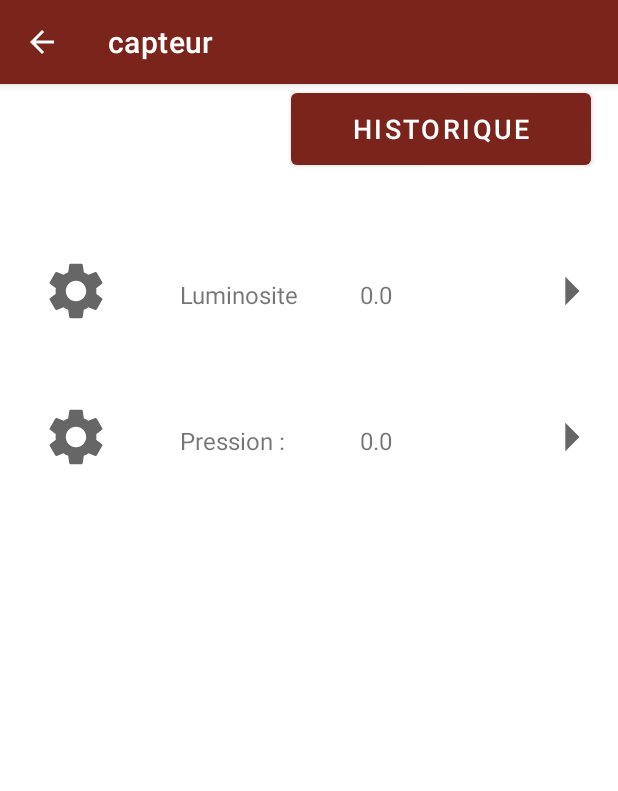
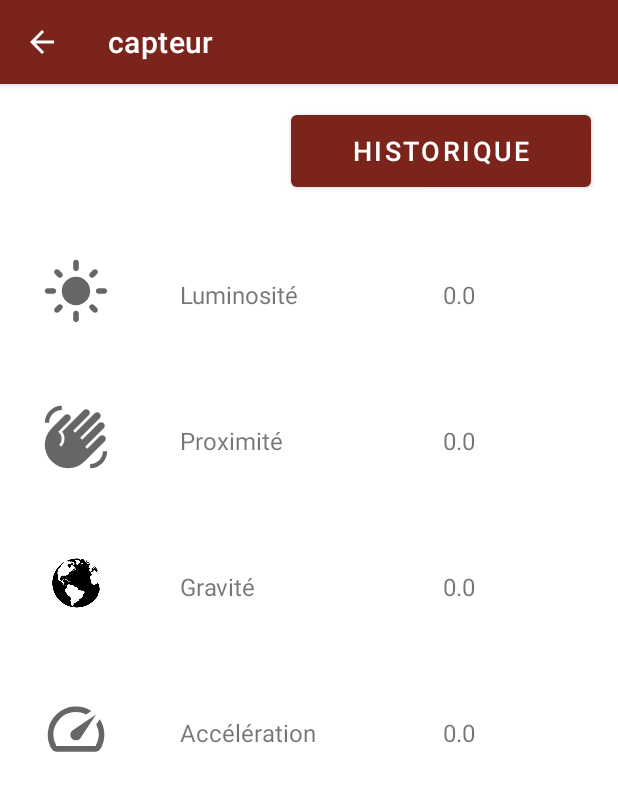
Before and after one commit to Polozeed/androidESEO, an Android app: the SensorActivity screen opened directly, with no data from a screen before it, on a phone screen of 412 x 824 dp. Shown: the top 791 px of the screen. Run offline under Robolectric (Android 15) with nearby library versions, the phone set to English and light mode, and no system bars.

Commit message:
Modif SensorActivity

```diff
--- a/app/src/main/java/com/example/androideseo/ui/SensorActivity.kt
+++ b/app/src/main/java/com/example/androideseo/ui/SensorActivity.kt
@@ -8,6 +8,8 @@ import android.hardware.SensorEvent
 import android.hardware.SensorEventListener
 import android.hardware.SensorManager
 import android.os.Bundle
+import android.widget.TextView
+import android.widget.Toast
 import androidx.appcompat.app.AppCompatActivity
 import androidx.recyclerview.widget.LinearLayoutManager
 import com.example.androideseo.R
@@ -21,8 +23,10 @@ class SensorActivity : AppCompatActivity(), SensorEventListener {
     private lateinit var sensorManager: SensorManager
 
     private val arr = arrayOf(
-            SettingsItemSensor("Luminosite :", 0.0f, R.drawable.parametre),
-            SettingsItemSensor("Pression :", 0.0f, R.drawable.parametre)
+            SettingsItemSensor("Luminosité", 0.0f, R.drawable.light),
+            SettingsItemSensor("Proximité", 0.0f, R.drawable.proximity),
+            SettingsItemSensor("Gravité", 0.0f, R.drawable.planete),
+            SettingsItemSensor("Accélération", 0.0f, R.drawable.speed)
     )
 
     companion object {
@@ -57,11 +61,15 @@ class SensorActivity : AppCompatActivity(), SensorEventListener {
     }
 
     override fun onSensorChanged(event: SensorEvent) {
-        if(event.sensor.type == Sensor.TYPE_PRESSURE) {
-            arr[0].value = event.values[0]
-        } else {
-            arr[0].value = event.values[0]
+        when(event.sensor.type) {
+            Sensor.TYPE_LIGHT -> arr[0].value = event.values[0]
+            Sensor.TYPE_PROXIMITY -> arr[1].value = event.values[0]
+            Sensor.TYPE_GRAVITY-> arr[2].value = event.values[1]
+            Sensor.TYPE_LINEAR_ACCELERATION-> arr[3].value = event.values[2]
+            else ->  Toast.makeText(this, "Capteurs inexistants", Toast.LENGTH_SHORT).show()
         }
+        //println("------------------------ type :" + event.sensor.type)
+        //println("------------------------ type :" + event.values[0])
         binding.sensorList.adapter?.notifyDataSetChanged()
     }
 
@@ -69,7 +77,9 @@ class SensorActivity : AppCompatActivity(), SensorEventListener {
         super.onResume()
         sensorManager = getSystemService(SENSOR_SERVICE) as SensorManager
         sensorManager.registerListener(this, sensorManager.getDefaultSensor(Sensor.TYPE_LIGHT), SensorManager.SENSOR_DELAY_UI)
-        sensorManager.registerListener(this, sensorManager.getDefaultSensor(Sensor.TYPE_PRESSURE), SensorManager.SENSOR_DELAY_UI)
+        sensorManager.registerListener(this, sensorManager.getDefaultSensor(Sensor.TYPE_PROXIMITY), SensorManager.SENSOR_DELAY_UI)
+        sensorManager.registerListener(this, sensorManager.getDefaultSensor(Sensor.TYPE_GRAVITY), SensorManager.SENSOR_DELAY_UI)
+        sensorManager.registerListener(this, sensorManager.getDefaultSensor(Sensor.TYPE_LINEAR_ACCELERATION), SensorManager.SENSOR_DELAY_UI)
 
         binding.sensorList.layoutManager = LinearLayoutManager(this)
         binding.sensorList.adapter = AdapterSensor(arr)
@@ -77,6 +87,9 @@ class SensorActivity : AppCompatActivity(), SensorEventListener {
 
     override fun onPause() {
         super.onPause()
-        sensorManager.unregisterListener(this)
+        sensorManager.unregisterListener(this, sensorManager.getDefaultSensor(Sensor.TYPE_LIGHT))
+        sensorManager.unregisterListener(this, sensorManager.getDefaultSensor(Sensor.TYPE_PROXIMITY))
+        sensorManager.unregisterListener(this, sensorManager.getDefaultSensor(Sensor.TYPE_GRAVITY))
+        sensorManager.unregisterListener(this, sensorManager.getDefaultSensor(Sensor.TYPE_LINEAR_ACCELERATION))
     }
 }
--- /dev/null
+++ b/app/src/main/res/drawable/light.xml
@@ -0,0 +1,10 @@
+<vector xmlns:android="http://schemas.android.com/apk/res/android"
+    android:width="24dp"
+    android:height="24dp"
+    android:viewportWidth="24"
+    android:viewportHeight="24"
+    android:tint="?attr/colorControlNormal">
+  <path
+      android:fillColor="@android:color/white"
+      android:pathData="M12,7c-2.76,0 -5,2.24 -5,5s2.24,5 5,5s5,-2.24 5,-5S14.76,7 12,7L12,7zM2,13l2,0c0.55,0 1,-0.45 1,-1s-0.45,-1 -1,-1l-2,0c-0.55,0 -1,0.45 -1,1S1.45,13 2,13zM20,13l2,0c0.55,0 1,-0.45 1,-1s-0.45,-1 -1,-1l-2,0c-0.55,0 -1,0.45 -1,1S19.45,13 20,13zM11,2v2c0,0.55 0.45,1 1,1s1,-0.45 1,-1V2c0,-0.55 -0.45,-1 -1,-1S11,1.45 11,2zM11,20v2c0,0.55 0.45,1 1,1s1,-0.45 1,-1v-2c0,-0.55 -0.45,-1 -1,-1C11.45,19 11,19.45 11,20zM5.99,4.58c-0.39,-0.39 -1.03,-0.39 -1.41,0c-0.39,0.39 -0.39,1.03 0,1.41l1.06,1.06c0.39,0.39 1.03,0.39 1.41,0s0.39,-1.03 0,-1.41L5.99,4.58zM18.36,16.95c-0.39,-0.39 -1.03,-0.39 -1.41,0c-0.39,0.39 -0.39,1.03 0,1.41l1.06,1.06c0.39,0.39 1.03,0.39 1.41,0c0.39,-0.39 0.39,-1.03 0,-1.41L18.36,16.95zM19.42,5.99c0.39,-0.39 0.39,-1.03 0,-1.41c-0.39,-0.39 -1.03,-0.39 -1.41,0l-1.06,1.06c-0.39,0.39 -0.39,1.03 0,1.41s1.03,0.39 1.41,0L19.42,5.99zM7.05,18.36c0.39,-0.39 0.39,-1.03 0,-1.41c-0.39,-0.39 -1.03,-0.39 -1.41,0l-1.06,1.06c-0.39,0.39 -0.39,1.03 0,1.41s1.03,0.39 1.41,0L7.05,18.36z"/>
+</vector>
--- /dev/null
+++ b/app/src/main/res/drawable/proximity.xml
@@ -0,0 +1,10 @@
+<vector xmlns:android="http://schemas.android.com/apk/res/android"
+    android:width="24dp"
+    android:height="24dp"
+    android:viewportWidth="24"
+    android:viewportHeight="24"
+    android:tint="?attr/colorControlNormal">
+  <path
+      android:fillColor="@android:color/white"
+      android:pathData="M23,17c0,3.31 -2.69,6 -6,6v-1.5c2.48,0 4.5,-2.02 4.5,-4.5H23zM1,7c0,-3.31 2.69,-6 6,-6v1.5C4.52,2.5 2.5,4.52 2.5,7H1zM8.01,4.32l-4.6,4.6c-3.22,3.22 -3.22,8.45 0,11.67s8.45,3.22 11.67,0l7.07,-7.07c0.49,-0.49 0.49,-1.28 0,-1.77c-0.49,-0.49 -1.28,-0.49 -1.77,0l-4.42,4.42l-0.71,-0.71l6.54,-6.54c0.49,-0.49 0.49,-1.28 0,-1.77s-1.28,-0.49 -1.77,0l-5.83,5.83l-0.71,-0.71l6.89,-6.89c0.49,-0.49 0.49,-1.28 0,-1.77s-1.28,-0.49 -1.77,0l-6.89,6.89L11.02,9.8l5.48,-5.48c0.49,-0.49 0.49,-1.28 0,-1.77s-1.28,-0.49 -1.77,0l-7.62,7.62c1.22,1.57 1.11,3.84 -0.33,5.28l-0.71,-0.71c1.17,-1.17 1.17,-3.07 0,-4.24l-0.35,-0.35l4.07,-4.07c0.49,-0.49 0.49,-1.28 0,-1.77C9.29,3.83 8.5,3.83 8.01,4.32z"/>
+</vector>
--- /dev/null
+++ b/app/src/main/res/drawable/speed.xml
@@ -0,0 +1,10 @@
+<vector xmlns:android="http://schemas.android.com/apk/res/android"
+    android:width="24dp"
+    android:height="24dp"
+    android:viewportWidth="24"
+    android:viewportHeight="24"
+    android:tint="?attr/colorControlNormal">
+  <path
+      android:fillColor="@android:color/white"
+      android:pathData="M20.38,8.57l-1.23,1.85a8,8 0,0 1,-0.22 7.58L5.07,18A8,8 0,0 1,15.58 6.85l1.85,-1.23A10,10 0,0 0,3.35 19a2,2 0,0 0,1.72 1h13.85a2,2 0,0 0,1.74 -1,10 10,0 0,0 -0.27,-10.44zM10.59,15.41a2,2 0,0 0,2.83 0l5.66,-8.49 -8.49,5.66a2,2 0,0 0,0 2.83z"/>
+</vector>
--- a/app/src/main/res/layout/activity_sensor.xml
+++ b/app/src/main/res/layout/activity_sensor.xml
@@ -29,6 +29,6 @@
         app:layout_constraintBottom_toBottomOf="parent"
         app:layout_constraintRight_toRightOf="parent"
         app:layout_constraintTop_toTopOf="parent"
-        app:layout_constraintBottom_toTopOf="@id/historique" />
+        app:layout_constraintBottom_toTopOf="@id/sensor_list" />
 
 </androidx.constraintlayout.widget.ConstraintLayout>
--- a/app/src/main/res/layout/sensor.xml
+++ b/app/src/main/res/layout/sensor.xml
@@ -18,7 +18,7 @@
 
     <TextView
         android:id="@+id/sensor"
-        android:layout_width="120dp"
+        android:layout_width="175dp"
         android:layout_height="66dp"
         android:layout_marginStart="72dp"
         android:layout_marginTop="20dp"
@@ -30,7 +30,7 @@
 
     <TextView
         android:id="@+id/value"
-        android:layout_width="130dp"
+        android:layout_width="120dp"
         android:layout_height="66dp"
         android:layout_marginTop="20dp"
         android:padding="20dp"
@@ -39,13 +39,4 @@
         app:layout_constraintStart_toEndOf="@id/sensor"
         app:layout_constraintTop_toTopOf="parent" />
 
-    <ImageView
-        android:id="@+id/arrowImage"
-        android:layout_width="45dp"
-        android:layout_height="97dp"
-        android:layout_marginStart="8dp"
-        app:layout_constraintStart_toEndOf="@id/value"
-        app:layout_constraintTop_toTopOf="parent"
-        app:srcCompat="@drawable/arrow"
-        tools:layout_editor_absoluteY="4dp" />
 </androidx.constraintlayout.widget.ConstraintLayout>
```
Also changed, not shown: app/src/main/res/drawable/planete.jpg (added).
